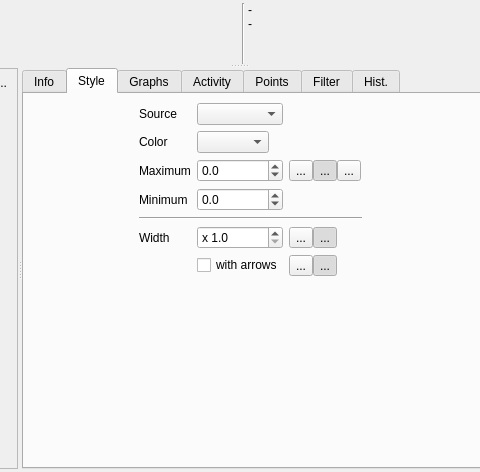
Before: the Qt Designer form src/qmapshack/gis/trk/IDetailsTrk.ui in Maproom/qmapshack, drawn with Qt 5; both pictures show x 284 to 764 and y 0 to 472 of the 1045 by 472 pixel window.
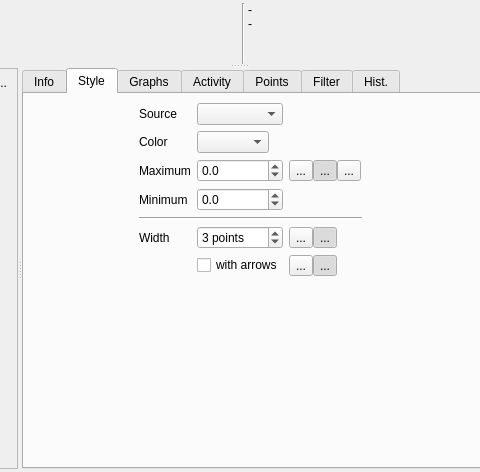
After: the same form once the commit is applied. The open tabs and pages were chosen to show the change. Icons and pictures are not drawn. Custom widgets are drawn as their Qt base class.

Commit message: [Issue #377 ] Trk: Minimum track width is still too wide

```diff
--- a/src/qmapshack/gis/trk/IDetailsTrk.ui
+++ b/src/qmapshack/gis/trk/IDetailsTrk.ui
@@ -684,25 +684,6 @@
                </property>
               </widget>
              </item>
-             <item row="7" column="1">
-              <widget class="QDoubleSpinBox" name="spinLineWidth">
-               <property name="prefix">
-                <string>x </string>
-               </property>
-               <property name="decimals">
-                <number>1</number>
-               </property>
-               <property name="minimum">
-                <double>1.000000000000000</double>
-               </property>
-               <property name="maximum">
-                <double>4.000000000000000</double>
-               </property>
-               <property name="singleStep">
-                <double>0.500000000000000</double>
-               </property>
-              </widget>
-             </item>
              <item row="5" column="1">
               <widget class="CDoubleSpinBox" name="spinLimitLow">
                <property name="decimals">
@@ -847,6 +828,22 @@
                </item>
               </layout>
              </item>
+             <item row="7" column="1">
+              <widget class="QSpinBox" name="spinLineWidth">
+               <property name="suffix">
+                <string> points</string>
+               </property>
+               <property name="minimum">
+                <number>1</number>
+               </property>
+               <property name="maximum">
+                <number>12</number>
+               </property>
+               <property name="value">
+                <number>3</number>
+               </property>
+              </widget>
+             </item>
             </layout>
            </item>
            <item>
```
Left out of the diff: 30 changed lines with no effect on the pictures. The commit also changes 13 other files.
